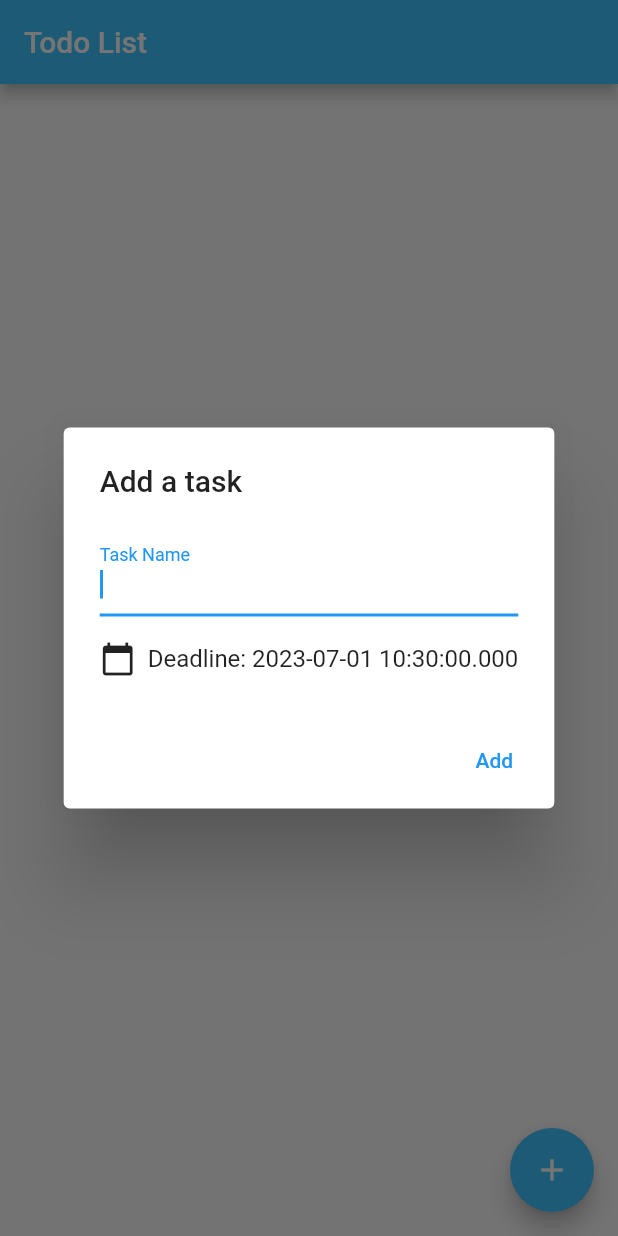
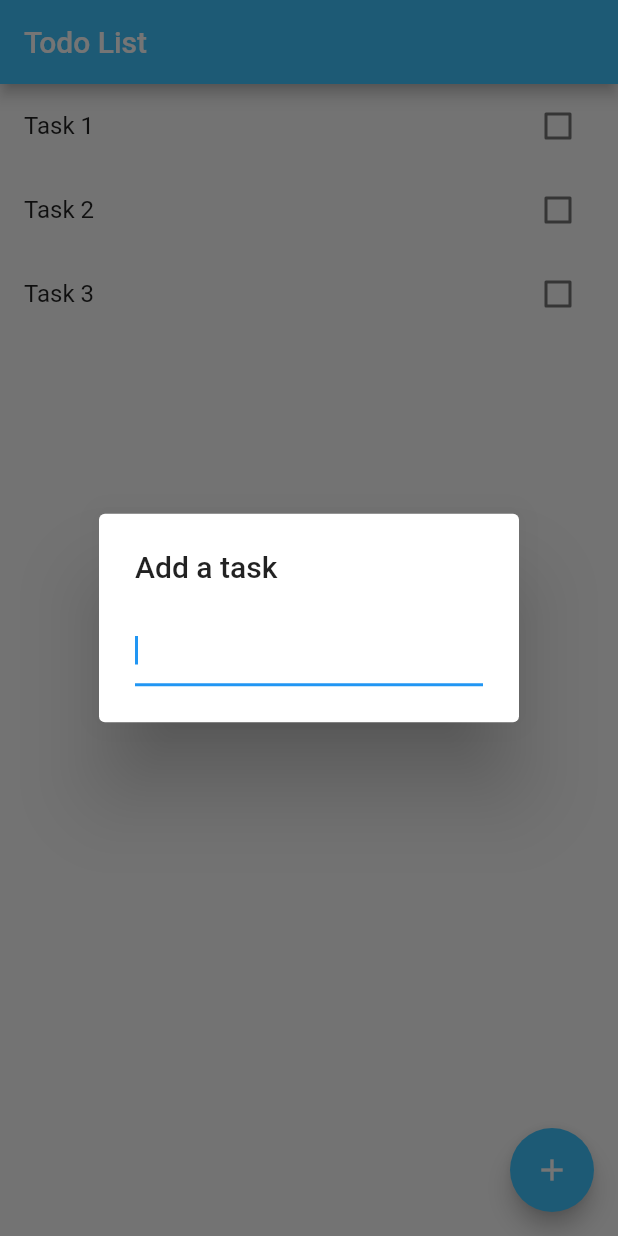
Before and after one commit to koki-ota0/group10, a Flutter app: the screen it shows after launch, after a tap on the "add" icon, on a phone screen of 412 x 824 dp. Run offline on Flutter 3.47's test engine with Material 2 defaults, Android fonts, the phone set to English and light mode, and no system bars.

Commit message:
課題一覧ページのエラーの解消

```diff
--- a/lib/main.dart
+++ b/lib/main.dart
@@ -1,9 +1,8 @@
 import 'package:dunjion_app/ui/Dungeon.dart';
-import 'package:dunjion_app/ui/task_screen.dart';
 import 'package:flutter/material.dart';
 import 'package:provider/provider.dart';
 
-// void main() => runApp(Dungeon());
+// void main() => runApp(const TasksApp());
 
 void main() {
   runApp(
@@ -18,21 +17,26 @@ void main() {
 
 class Task {
   final String name;
-  final DateTime deadline;
   bool isDone;
+  DateTime? deadline;
 
-  Task({required this.name, required this.deadline, this.isDone = false});
+  Task({this.name = "Task", this.isDone = false, this.deadline});
 
   void toggleDone() {
     isDone = !isDone;
   }
 }
 
+
 class TaskData extends ChangeNotifier {
-  List<Task> tasks = [];
+  List<Task> tasks = [
+    Task(name: 'Task 1'),
+    Task(name: 'Task 2'),
+    Task(name: 'Task 3'),
+  ];
 
-  void addTask(String newTaskName, DateTime newTaskDeadline) {
-    final task = Task(name: newTaskName, deadline: newTaskDeadline);
+  void addTask(String newTaskTitle) {
+    final task = Task(name: newTaskTitle);
     tasks.add(task);
     notifyListeners();
   }
@@ -41,8 +45,12 @@ class TaskData extends ChangeNotifier {
     tasks.remove(task);
     notifyListeners();
   }
+
+  void updateTask(Task task) {
+    task.toggleDone();
+    notifyListeners();
+  }
 }
-
 class TasksScreen extends StatelessWidget {
   @override
   Widget build(BuildContext context) {
@@ -59,13 +67,20 @@ class TasksScreen extends StatelessWidget {
               final task = taskData.tasks[index];
               return ListTile(
                 title: Text(task.name),
-                subtitle: Text('Deadline: ${task.deadline.toString()}'),
                 trailing: Checkbox(
                   value: task.isDone,
                   onChanged: (bool? newValue) {
                     taskData.updateTask(task);
                   },
                 ),
+                onTap: () {
+                  Navigator.push(
+                    context,
+                    MaterialPageRoute(
+                      builder: (context) => TaskDetailScreen(task: task),
+                    ),
+                  );
+                },
                 onLongPress: () {
                   taskData.deleteTask(task);
                 },
@@ -78,62 +93,17 @@ class TasksScreen extends StatelessWidget {
         onPressed: () {
           showDialog<String>(
             context: context,
-            builder: (BuildContext context) {
-              String newTaskName = '';
-              DateTime newTaskDeadline = DateTime.now();
-
-              return AlertDialog(
-                title: const Text('Add a task'),
-                content: Column(
-                  mainAxisSize: MainAxisSize.min,
-                  children: [
-                    TextField(
-                      autofocus: true,
-                      onChanged: (value) {
-                        newTaskName = value;
-                      },
-                      decoration: InputDecoration(labelText: 'Task Name'),
-                    ),
-                    SizedBox(height: 16),
-                    InkWell(
-                      onTap: () async {
-                        final selectedDate = await showDatePicker(
-                          context: context,
-                          initialDate: DateTime.now(),
-                          firstDate: DateTime.now(),
-                          lastDate: DateTime(DateTime
-                              .now()
-                              .year + 5),
-                        );
-                        if (selectedDate != null) {
-                          newTaskDeadline = selectedDate;
-                        }
-                      },
-                      child: Row(
-                        children: [
-                          Icon(Icons.calendar_today),
-                          SizedBox(width: 8),
-                          Text(
-                            'Deadline: ${newTaskDeadline.toString()}',
-                            style: TextStyle(fontSize: 16),
-                          ),
-                        ],
-                      ),
-                    ),
-                  ],
-                ),
-                actions: <Widget>[
-                  TextButton(
-                    onPressed: () {
-                      Provider.of<TaskData>(context, listen: false)
-                          .addTask(newTaskName, newTaskDeadline);
-                      Navigator.pop(context);
-                    },
-                    child: const Text('Add'),
-                  ),
-                ],
-              );
-            },
+            builder: (BuildContext context) => AlertDialog(
+              title: const Text('Add a task'),
+              content: TextField(
+                autofocus: true,
+                onSubmitted: (newTaskTitle) {
+                  Provider.of<TaskData>(context, listen: false)
+                      .addTask(newTaskTitle);
+                  Navigator.pop(context);
+                },
+              ),
+            ),
           );
         },
         child: Icon(Icons.add),
@@ -142,3 +112,25 @@ class TasksScreen extends StatelessWidget {
     );
   }
 }
+
+class TaskDetailScreen extends StatelessWidget {
+  final Task task;
+
+  TaskDetailScreen({required this.task});
+
+  @override
+  Widget build(BuildContext context) {
+    return Scaffold(
+      appBar: AppBar(
+        title: Text('Task Details'),
+      ),
+      body: Column(
+        children: [
+          Text(task.name),
+          Text('Deadline: ${task.deadline ?? "No deadline"}'),
+          // 他のタスクの詳細情報を表示するウィジェットを追加
+        ],
+      ),
+    );
+  }
+}
```
Also changed, not shown: lib/ui/task_screen.dart (+16 -4 lines).
